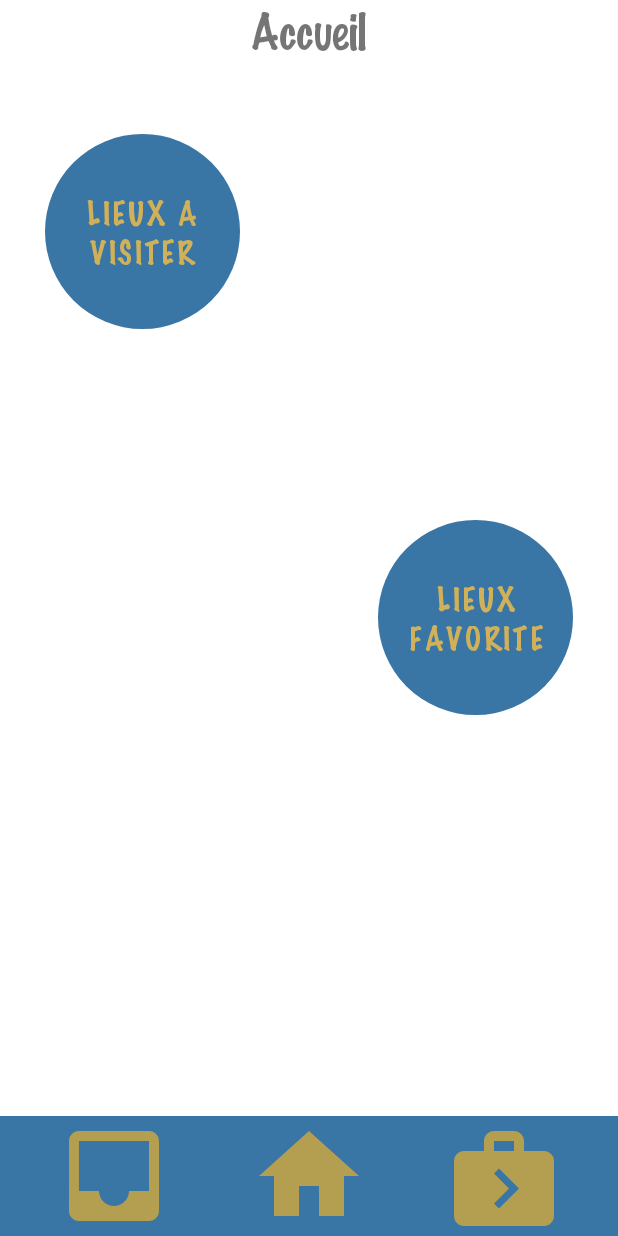
After one commit to Samwalker974/RunTourist, an Android app: the layout activity_accueil.xml on its own in the app's theme, with its tools: preview values and no code run, on a phone screen of 412 x 824 dp. The commit adds this screen. Run offline under Robolectric (Android 15) with nearby library versions, the phone set to English and light mode, and no system bars.

Commit message:
Ajout: -Page Acceuil -Click maintenant fonctionnel pour aller a Lieux visiter et Favorite -Barre du dessous cree mais pas encore fonctionelle

```diff
--- a/app/src/main/java/com/example/runtourist/base/BaseDonnee.java
+++ b/app/src/main/java/com/example/runtourist/base/BaseDonnee.java
@@ -6,12 +6,12 @@ import android.database.sqlite.*;
 import android.util.*;
 public class BaseDonnee {
 
-    private SQLdatabase bdd = null;
+    /*private SQLdatabase bdd = null;
     private ServerSQLite serverSQLite = null;
 
     public BaseDonnee(Context context) {
         //creation d'une base et sa table
         serverSQLite = new ServerSQLite(context);
-    }
+    }*/
 
 }
--- /dev/null
+++ b/app/src/main/res/drawable-v24/ic_baseline_home_24.xml
@@ -0,0 +1,5 @@
+<vector android:height="24dp" android:tint="#B49E50"
+    android:viewportHeight="24" android:viewportWidth="24"
+    android:width="24dp" xmlns:android="http://schemas.android.com/apk/res/android">
+    <path android:fillColor="@android:color/white" android:pathData="M10,20v-6h4v6h5v-8h3L12,3 2,12h3v8z"/>
+</vector>
--- /dev/null
+++ b/app/src/main/res/drawable-v24/ic_baseline_inbox_24.xml
@@ -0,0 +1,5 @@
+<vector android:height="24dp" android:tint="#B49E50"
+    android:viewportHeight="24" android:viewportWidth="24"
+    android:width="24dp" xmlns:android="http://schemas.android.com/apk/res/android">
+    <path android:fillColor="@android:color/white" android:pathData="M19,3L4.99,3c-1.11,0 -1.98,0.89 -1.98,2L3,19c0,1.1 0.88,2 1.99,2L19,21c1.1,0 2,-0.9 2,-2L21,5c0,-1.11 -0.9,-2 -2,-2zM19,15h-4c0,1.66 -1.35,3 -3,3s-3,-1.34 -3,-3L4.99,15L4.99,5L19,5v10z"/>
+</vector>
--- /dev/null
+++ b/app/src/main/res/drawable-v24/ic_baseline_next_week_24.xml
@@ -0,0 +1,5 @@
+<vector android:height="24dp" android:tint="#B49E50"
+    android:viewportHeight="24" android:viewportWidth="24"
+    android:width="24dp" xmlns:android="http://schemas.android.com/apk/res/android">
+    <path android:fillColor="@android:color/white" android:pathData="M20,7h-4V5c0,-0.55 -0.22,-1.05 -0.59,-1.41C15.05,3.22 14.55,3 14,3h-4C8.9,3 8,3.9 8,5v2H4C2.9,7 2,7.9 2,9v11c0,1.1 0.9,2 2,2h16c1.1,0 2,-0.9 2,-2V9C22,7.9 21.1,7 20,7zM10,5h4v2h-4V5zM11,18.5l-1,-1l3,-3l-3,-3l1,-1l4,4L11,18.5z"/>
+</vector>
--- /dev/null
+++ b/app/src/main/res/drawable/round_bo.xml
@@ -0,0 +1,7 @@
+<?xml version="1.0" encoding="utf-8"?>
+<selector xmlns:android="http://schemas.android.com/apk/res/android">
+<item>
+    <shape android:shape="oval">
+    </shape>
+</item>
+</selector>
--- /dev/null
+++ b/app/src/main/res/layout/activity_accueil.xml
@@ -0,0 +1,70 @@
+<?xml version="1.0" encoding="utf-8"?>
+<RelativeLayout xmlns:android="http://schemas.android.com/apk/res/android"
+    android:layout_width="match_parent" android:layout_height="match_parent">
+
+    <TextView
+        android:id="@+id/accueil"
+        android:layout_width="match_parent"
+        android:layout_height="wrap_content"
+        android:gravity="center"
+        android:fontFamily="@font/market_felt"
+        android:textSize="30dp"
+        android:layout_alignParentTop="true"
+        android:text="Accueil"/>
+
+    <Button
+        android:id="@+id/lieuxVbt"
+        android:layout_width="130dp"
+        android:layout_height="130dp"
+        android:text="Lieux a Visiter"
+        android:textColor="@color/yellow1"
+        android:fontFamily="@font/market_felt"
+        android:layout_below="@id/accueil"
+        android:layout_marginTop="50dp"
+        android:layout_alignParentLeft="true"
+        android:layout_marginLeft="30dp"
+        android:textSize="20dp"
+        android:onClick="lieuxV"
+        android:background="@drawable/round_bo"/>
+    <Button
+        android:id="@+id/lieuxFbt"
+        android:layout_width="130dp"
+        android:layout_height="130dp"
+        android:text="Lieux Favorite"
+        android:textSize="20dp"
+        android:layout_alignParentRight="true"
+        android:layout_centerInParent="true"
+        android:layout_marginRight="30dp"
+        android:textColor="@color/yellow1"
+        android:fontFamily="@font/market_felt"
+        android:onClick="lieuxF"
+        android:background="@drawable/round_bo"/>
+
+    <LinearLayout
+        android:layout_width="match_parent"
+        android:layout_height="wrap_content"
+        android:orientation="horizontal"
+        android:gravity="center"
+        android:background="@color/blue1"
+        android:layout_alignParentBottom="true">
+        <ImageView
+            android:layout_width="80dp"
+            android:layout_height="80dp"
+            android:background="@drawable/ic_baseline_inbox_24"/>
+        <ImageView
+            android:layout_width="80dp"
+            android:layout_height="80dp"
+            android:layout_gravity="center"
+            android:layout_marginRight="50dp"
+            android:layout_marginLeft="50dp"
+            android:background="@drawable/ic_baseline_home_24"/>
+        <ImageView
+            android:layout_width="80dp"
+            android:layout_height="80dp"
+            android:background="@drawable/ic_baseline_next_week_24"/>
+
+    </LinearLayout>
+
+
+
+</RelativeLayout>
--- a/app/src/main/res/values/themes.xml
+++ b/app/src/main/res/values/themes.xml
@@ -2,7 +2,7 @@
     <!-- Base application theme. -->
     <style name="Theme.RunTourist" parent="Theme.MaterialComponents.DayNight.NoActionBar">
         <!-- Primary brand color. -->
-        <item name="colorPrimary">@color/purple_500</item>
+        <item name="colorPrimary">@color/blue1</item>
         <item name="colorPrimaryVariant">@color/purple_700</item>
         <item name="colorOnPrimary">@color/white</item>
         <!-- Secondary brand color. -->
```
Also changed, not shown: app/build.gradle (+1 -7 lines), app/src/main/AndroidManifest.xml (+5 -2 lines), app/src/main/java/com/example/runtourist/MainAccueil.java (added, +38 -0 lines), app/src/main/java/com/example/runtourist/MainActivity.java (+3 -20 lines), app/src/main/res/layout/activity_list.xml (+24 -0 lines), app/src/main/res/layout/activity_main.xml (deleted, +0 -98 lines), app/src/main/res/layout/activity_main1.xml (+42 -31 lines).
